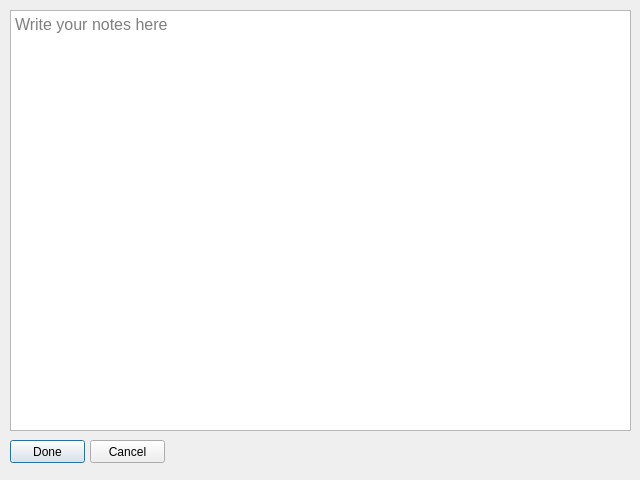
Qt form recipeNotes.ui (heathercaz/homebrew-controller) before a commit.
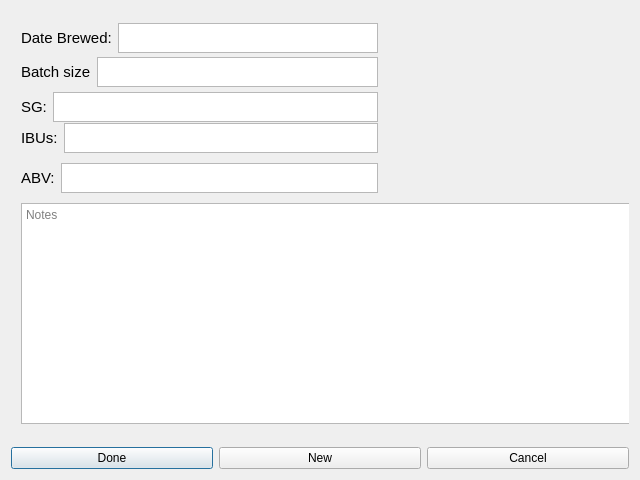
The same form after that commit. Icons and pictures are not drawn.

The edit to the form file:
```diff
--- a/recipeNotes.ui
+++ b/recipeNotes.ui
@@ -17,50 +17,584 @@
    <iconset>
     <normaloff>../../beerIcone.png</normaloff>../../beerIcone.png</iconset>
   </property>
-  <widget class="QTextEdit" name="notePad">
-   <property name="geometry">
-    <rect>
-     <x>10</x>
-     <y>10</y>
-     <width>621</width>
-     <height>421</height>
-    </rect>
-   </property>
-   <property name="font">
-    <font>
-     <pointsize>12</pointsize>
-    </font>
-   </property>
-   <property name="placeholderText">
-    <string>Write your notes here</string>
-   </property>
-  </widget>
-  <widget class="QPushButton" name="doneButton">
-   <property name="geometry">
-    <rect>
-     <x>10</x>
-     <y>440</y>
-     <width>75</width>
-     <height>23</height>
-    </rect>
-   </property>
-   <property name="text">
-    <string>Done</string>
-   </property>
-  </widget>
-  <widget class="QPushButton" name="cancelButton">
-   <property name="geometry">
-    <rect>
-     <x>90</x>
-     <y>440</y>
-     <width>75</width>
-     <height>23</height>
-    </rect>
-   </property>
-   <property name="text">
-    <string>Cancel</string>
-   </property>
-  </widget>
+  <layout class="QVBoxLayout" name="verticalLayout">
+   <item>
+    <widget class="QStackedWidget" name="stackedWidget">
+     <property name="currentIndex">
+      <number>1</number>
+     </property>
+     <widget class="QWidget" name="page">
+      <widget class="QWidget" name="horizontalLayoutWidget_4">
+       <property name="geometry">
+        <rect>
+         <x>10</x>
+         <y>110</y>
+         <width>357</width>
+         <height>32</height>
+        </rect>
+       </property>
+       <layout class="QHBoxLayout" name="horizontalLayout_4">
+        <property name="sizeConstraint">
+         <enum>QLayout::SetMaximumSize</enum>
+        </property>
+        <item>
+         <widget class="QLabel" name="ibuLabel">
+          <property name="enabled">
+           <bool>true</bool>
+          </property>
+          <property name="maximumSize">
+           <size>
+            <width>16777215</width>
+            <height>30</height>
+           </size>
+          </property>
+          <property name="font">
+           <font>
+            <pointsize>11</pointsize>
+           </font>
+          </property>
+          <property name="text">
+           <string>IBUs:</string>
+          </property>
+         </widget>
+        </item>
+        <item>
+         <widget class="QTextEdit" name="ibuText">
+          <property name="minimumSize">
+           <size>
+            <width>260</width>
+            <height>0</height>
+           </size>
+          </property>
+          <property name="maximumSize">
+           <size>
+            <width>16777215</width>
+            <height>30</height>
+           </size>
+          </property>
+         </widget>
+        </item>
+       </layout>
+      </widget>
+      <widget class="QWidget" name="horizontalLayoutWidget_5">
+       <property name="geometry">
+        <rect>
+         <x>10</x>
+         <y>150</y>
+         <width>357</width>
+         <height>32</height>
+        </rect>
+       </property>
+       <layout class="QHBoxLayout" name="horizontalLayout_6">
+        <property name="sizeConstraint">
+         <enum>QLayout::SetMaximumSize</enum>
+        </property>
+        <item>
+         <widget class="QLabel" name="abvLabel">
+          <property name="enabled">
+           <bool>true</bool>
+          </property>
+          <property name="maximumSize">
+           <size>
+            <width>16777215</width>
+            <height>30</height>
+           </size>
+          </property>
+          <property name="font">
+           <font>
+            <pointsize>11</pointsize>
+           </font>
+          </property>
+          <property name="text">
+           <string>ABV:</string>
+          </property>
+         </widget>
+        </item>
+        <item>
+         <widget class="QTextEdit" name="abvText">
+          <property name="minimumSize">
+           <size>
+            <width>260</width>
+            <height>0</height>
+           </size>
+          </property>
+          <property name="maximumSize">
+           <size>
+            <width>16777215</width>
+            <height>30</height>
+           </size>
+          </property>
+         </widget>
+        </item>
+       </layout>
+      </widget>
+      <widget class="QTextEdit" name="noteSection">
+       <property name="geometry">
+        <rect>
+         <x>10</x>
+         <y>190</y>
+         <width>611</width>
+         <height>221</height>
+        </rect>
+       </property>
+       <property name="placeholderText">
+        <string>Notes</string>
+       </property>
+      </widget>
+      <widget class="QWidget" name="layoutWidget">
+       <property name="geometry">
+        <rect>
+         <x>10</x>
+         <y>78</y>
+         <width>357</width>
+         <height>28</height>
+        </rect>
+       </property>
+       <layout class="QHBoxLayout" name="horizontalLayout_3">
+        <item>
+         <widget class="QLabel" name="sgLabel">
+          <property name="enabled">
+           <bool>true</bool>
+          </property>
+          <property name="maximumSize">
+           <size>
+            <width>16777215</width>
+            <height>30</height>
+           </size>
+          </property>
+          <property name="font">
+           <font>
+            <pointsize>11</pointsize>
+           </font>
+          </property>
+          <property name="text">
+           <string>SG:</string>
+          </property>
+         </widget>
+        </item>
+        <item>
+         <widget class="QTextEdit" name="sgText">
+          <property name="minimumSize">
+           <size>
+            <width>260</width>
+            <height>0</height>
+           </size>
+          </property>
+          <property name="maximumSize">
+           <size>
+            <width>16777215</width>
+            <height>30</height>
+           </size>
+          </property>
+         </widget>
+        </item>
+       </layout>
+      </widget>
+      <widget class="QWidget" name="horizontalLayoutWidget_2">
+       <property name="geometry">
+        <rect>
+         <x>10</x>
+         <y>10</y>
+         <width>357</width>
+         <height>29</height>
+        </rect>
+       </property>
+       <layout class="QHBoxLayout" name="horizontalLayout_1">
+        <property name="sizeConstraint">
+         <enum>QLayout::SetMaximumSize</enum>
+        </property>
+        <item>
+         <widget class="QLabel" name="dateLabel">
+          <property name="enabled">
+           <bool>true</bool>
+          </property>
+          <property name="maximumSize">
+           <size>
+            <width>16777215</width>
+            <height>30</height>
+           </size>
+          </property>
+          <property name="font">
+           <font>
+            <pointsize>11</pointsize>
+           </font>
+          </property>
+          <property name="text">
+           <string>Date Brewed:</string>
+          </property>
+         </widget>
+        </item>
+        <item>
+         <widget class="QTextEdit" name="dateText">
+          <property name="minimumSize">
+           <size>
+            <width>260</width>
+            <height>0</height>
+           </size>
+          </property>
+          <property name="maximumSize">
+           <size>
+            <width>16777215</width>
+            <height>30</height>
+           </size>
+          </property>
+         </widget>
+        </item>
+       </layout>
+      </widget>
+      <widget class="QWidget" name="horizontalLayoutWidget_3">
+       <property name="geometry">
+        <rect>
+         <x>10</x>
+         <y>44</y>
+         <width>357</width>
+         <height>29</height>
+        </rect>
+       </property>
+       <layout class="QHBoxLayout" name="horizontalLayout_2">
+        <property name="sizeConstraint">
+         <enum>QLayout::SetMaximumSize</enum>
+        </property>
+        <item>
+         <widget class="QLabel" name="batchLabel">
+          <property name="enabled">
+           <bool>true</bool>
+          </property>
+          <property name="maximumSize">
+           <size>
+            <width>16777215</width>
+            <height>30</height>
+           </size>
+          </property>
+          <property name="font">
+           <font>
+            <pointsize>11</pointsize>
+           </font>
+          </property>
+          <property name="text">
+           <string>Batch size</string>
+          </property>
+         </widget>
+        </item>
+        <item>
+         <widget class="QTextEdit" name="batchText">
+          <property name="minimumSize">
+           <size>
+            <width>260</width>
+            <height>0</height>
+           </size>
+          </property>
+          <property name="maximumSize">
+           <size>
+            <width>16777215</width>
+            <height>30</height>
+           </size>
+          </property>
+         </widget>
+        </item>
+       </layout>
+      </widget>
+     </widget>
+     <widget class="QWidget" name="page_2">
+      <widget class="QWidget" name="horizontalLayoutWidget_6">
+       <property name="geometry">
+        <rect>
+         <x>10</x>
+         <y>46</y>
+         <width>357</width>
+         <height>32</height>
+        </rect>
+       </property>
+       <layout class="QHBoxLayout" name="horizontalLayout_5">
+        <property name="sizeConstraint">
+         <enum>QLayout::SetMaximumSize</enum>
+        </property>
+        <item>
+         <widget class="QLabel" name="batchLabel_2">
+          <property name="enabled">
+           <bool>true</bool>
+          </property>
+          <property name="maximumSize">
+           <size>
+            <width>16777215</width>
+            <height>30</height>
+           </size>
+          </property>
+          <property name="font">
+           <font>
+            <pointsize>11</pointsize>
+           </font>
+          </property>
+          <property name="text">
+           <string>Batch size</string>
+          </property>
+         </widget>
+        </item>
+        <item>
+         <widget class="QTextEdit" name="batchText_2">
+          <property name="minimumSize">
+           <size>
+            <width>260</width>
+            <height>0</height>
+           </size>
+          </property>
+          <property name="maximumSize">
+           <size>
+            <width>16777215</width>
+            <height>30</height>
+           </size>
+          </property>
+         </widget>
+        </item>
+       </layout>
+      </widget>
+      <widget class="QTextEdit" name="noteSection_2">
+       <property name="geometry">
+        <rect>
+         <x>10</x>
+         <y>192</y>
+         <width>611</width>
+         <height>221</height>
+        </rect>
+       </property>
+       <property name="placeholderText">
+        <string>Notes</string>
+       </property>
+      </widget>
+      <widget class="QWidget" name="horizontalLayoutWidget_7">
+       <property name="geometry">
+        <rect>
+         <x>10</x>
+         <y>12</y>
+         <width>357</width>
+         <height>32</height>
+        </rect>
+       </property>
+       <layout class="QHBoxLayout" name="horizontalLayout_7">
+        <property name="sizeConstraint">
+         <enum>QLayout::SetMaximumSize</enum>
+        </property>
+        <item>
+         <widget class="QLabel" name="dateLabel_2">
+          <property name="enabled">
+           <bool>true</bool>
+          </property>
+          <property name="maximumSize">
+           <size>
+            <width>16777215</width>
+            <height>30</height>
+           </size>
+          </property>
+          <property name="font">
+           <font>
+            <pointsize>11</pointsize>
+           </font>
+          </property>
+          <property name="text">
+           <string>Date Brewed:</string>
+          </property>
+         </widget>
+        </item>
+        <item>
+         <widget class="QTextEdit" name="dateText_2">
+          <property name="minimumSize">
+           <size>
+            <width>260</width>
+            <height>0</height>
+           </size>
+          </property>
+          <property name="maximumSize">
+           <size>
+            <width>16777215</width>
+            <height>30</height>
+           </size>
+          </property>
+         </widget>
+        </item>
+       </layout>
+      </widget>
+      <widget class="QWidget" name="horizontalLayoutWidget_8">
+       <property name="geometry">
+        <rect>
+         <x>10</x>
+         <y>152</y>
+         <width>357</width>
+         <height>32</height>
+        </rect>
+       </property>
+       <layout class="QHBoxLayout" name="horizontalLayout_8">
+        <property name="sizeConstraint">
+         <enum>QLayout::SetMaximumSize</enum>
+        </property>
+        <item>
+         <widget class="QLabel" name="abvLabel_2">
+          <property name="enabled">
+           <bool>true</bool>
+          </property>
+          <property name="maximumSize">
+           <size>
+            <width>16777215</width>
+            <height>30</height>
+           </size>
+          </property>
+          <property name="font">
+           <font>
+            <pointsize>11</pointsize>
+           </font>
+          </property>
+          <property name="text">
+           <string>ABV:</string>
+          </property>
+         </widget>
+        </item>
+        <item>
+         <widget class="QTextEdit" name="abvText_2">
+          <property name="minimumSize">
+           <size>
+            <width>260</width>
+            <height>0</height>
+           </size>
+          </property>
+          <property name="maximumSize">
+           <size>
+            <width>16777215</width>
+            <height>30</height>
+           </size>
+          </property>
+         </widget>
+        </item>
+       </layout>
+      </widget>
+      <widget class="QWidget" name="horizontalLayoutWidget_9">
+       <property name="geometry">
+        <rect>
+         <x>10</x>
+         <y>112</y>
+         <width>357</width>
+         <height>32</height>
+        </rect>
+       </property>
+       <layout class="QHBoxLayout" name="horizontalLayout_9">
+        <property name="sizeConstraint">
+         <enum>QLayout::SetMaximumSize</enum>
+        </property>
+        <item>
+         <widget class="QLabel" name="ibuLabel_2">
+          <property name="enabled">
+           <bool>true</bool>
+          </property>
+          <property name="maximumSize">
+           <size>
+            <width>16777215</width>
+            <height>30</height>
+           </size>
+          </property>
+          <property name="font">
+           <font>
+            <pointsize>11</pointsize>
+           </font>
+          </property>
+          <property name="text">
+           <string>IBUs:</string>
+          </property>
+         </widget>
+        </item>
+        <item>
+         <widget class="QTextEdit" name="ibuText_2">
+          <property name="minimumSize">
+           <size>
+            <width>260</width>
+            <height>0</height>
+           </size>
+          </property>
+          <property name="maximumSize">
+           <size>
+            <width>16777215</width>
+            <height>30</height>
+           </size>
+          </property>
+         </widget>
+        </item>
+       </layout>
+      </widget>
+      <widget class="QWidget" name="layoutWidget_2">
+       <property name="geometry">
+        <rect>
+         <x>10</x>
+         <y>80</y>
+         <width>357</width>
+         <height>32</height>
+        </rect>
+       </property>
+       <layout class="QHBoxLayout" name="horizontalLayout_10">
+        <item>
+         <widget class="QLabel" name="sgLabel_2">
+          <property name="enabled">
+           <bool>true</bool>
+          </property>
+          <property name="maximumSize">
+           <size>
+            <width>16777215</width>
+            <height>30</height>
+           </size>
+          </property>
+          <property name="font">
+           <font>
+            <pointsize>11</pointsize>
+           </font>
+          </property>
+          <property name="text">
+           <string>SG:</string>
+          </property>
+         </widget>
+        </item>
+        <item>
+         <widget class="QTextEdit" name="sgText_2">
+          <property name="minimumSize">
+           <size>
+            <width>260</width>
+            <height>0</height>
+           </size>
+          </property>
+          <property name="maximumSize">
+           <size>
+            <width>16777215</width>
+            <height>30</height>
+           </size>
+          </property>
+         </widget>
+        </item>
+       </layout>
+      </widget>
+     </widget>
+    </widget>
+   </item>
+   <item>
+    <layout class="QHBoxLayout" name="horizontalLayout">
+     <item>
+      <widget class="QPushButton" name="doneButton">
+       <property name="text">
+        <string>Done</string>
+       </property>
+      </widget>
+     </item>
+     <item>
+      <widget class="QPushButton" name="pushButton">
+       <property name="text">
+        <string>New</string>
+       </property>
+      </widget>
+     </item>
+     <item>
+      <widget class="QPushButton" name="cancelButton">
+       <property name="text">
+        <string>Cancel</string>
+       </property>
+      </widget>
+     </item>
+    </layout>
+   </item>
+  </layout>
  </widget>
  <resources/>
  <connections/>
```
